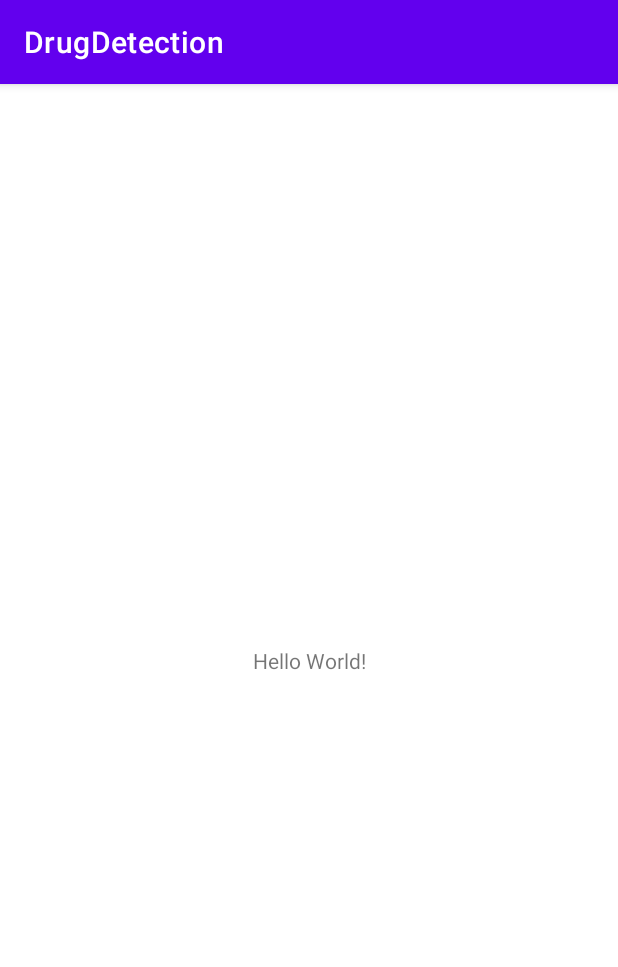
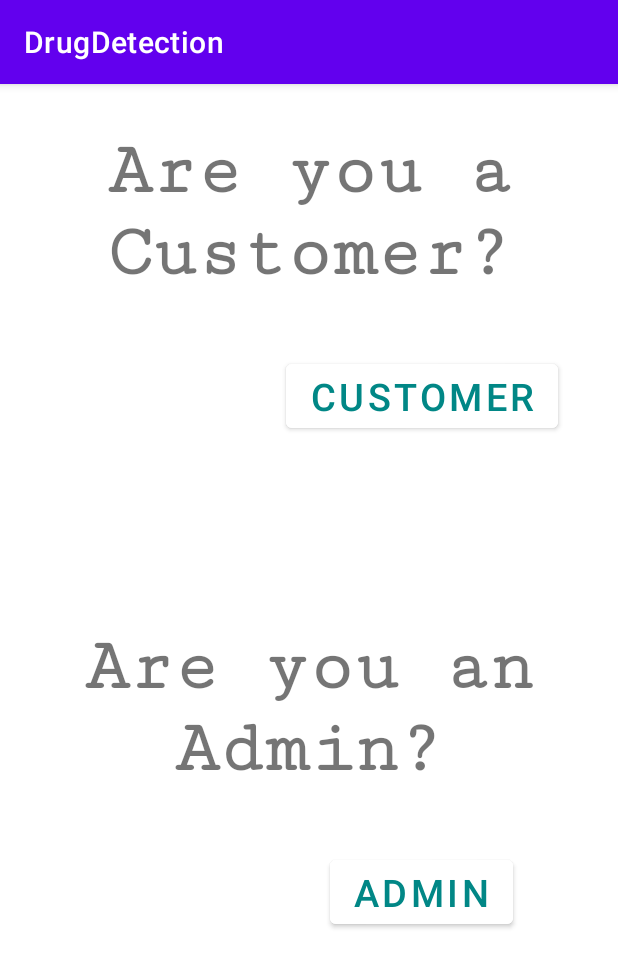
Before and after one commit to gururani-abhishek/DrugDetection, an Android app: the screen it shows after launch (MainActivity), on a phone screen of 412 x 824 dp. Shown: the top 967 px of the screen. Run offline under Robolectric (Android 15) with nearby library versions, the phone set to English and light mode, and no system bars.

Commit message:
added customer/admin page

```diff
--- a/app/src/main/res/layout/activity_main.xml
+++ b/app/src/main/res/layout/activity_main.xml
@@ -6,13 +6,64 @@
     android:layout_width="match_parent"
     android:layout_height="match_parent"
     tools:context=".MainActivity">
+
     <TextView
-      android:layout_width="wrap_content"
-      android:layout_height="wrap_content"
-      android:text="Hello World!"
-      app:layout_constraintBottom_toBottomOf="parent"
-      app:layout_constraintStart_toStartOf="parent"
-      app:layout_constraintEnd_toEndOf="parent"
-      app:layout_constraintTop_toTopOf="parent" />
+        android:layout_width="match_parent"
+        android:layout_height="wrap_content"
+        android:layout_marginTop="20dp"
+        android:id="@+id/customerText"
+        android:text="Are you a Customer?"
+        android:fontFamily="serif-monospace"
+        android:textStyle="bold"
+        android:textSize="50sp"
+        android:padding="10dp"
+        android:gravity="center"
+        app:layout_constraintLeft_toLeftOf="parent"
+        app:layout_constraintRight_toRightOf="parent"
+        app:layout_constraintTop_toTopOf="parent"
+        />
 
-  </androidx.constraintlayout.widget.ConstraintLayout>
+    <Button
+        android:layout_width="wrap_content"
+        android:layout_height="wrap_content"
+        android:backgroundTint="@color/white"
+        app:layout_constraintTop_toBottomOf="@id/customerText"
+        app:layout_constraintRight_toRightOf="parent"
+        app:layout_constraintLeft_toLeftOf="parent"
+        android:layout_marginTop="30dp"
+        android:layout_marginLeft="150dp"
+        android:textColor="@color/teal_700"
+        android:text="Customer"
+        android:textSize="25sp"
+        />
+
+    <TextView
+        android:layout_width="match_parent"
+        android:layout_height="wrap_content"
+        android:text="Are you an Admin?"
+        android:id="@+id/adminText"
+        android:textStyle="bold"
+        android:textSize="50sp"
+        android:padding="10dp"
+        android:layout_marginTop="200dp"
+        android:gravity="center"
+        android:fontFamily="serif-monospace"
+        app:layout_constraintLeft_toLeftOf="parent"
+        app:layout_constraintRight_toRightOf="parent"
+        app:layout_constraintTop_toBottomOf="@id/customerText"
+        />
+
+    <Button
+        android:layout_width="wrap_content"
+        android:layout_height="wrap_content"
+        app:layout_constraintTop_toBottomOf="@id/adminText"
+        app:layout_constraintRight_toRightOf="parent"
+        app:layout_constraintLeft_toLeftOf="parent"
+        android:layout_marginTop="30dp"
+        android:layout_marginLeft="150dp"
+        android:backgroundTint="@color/white"
+        android:textColor="@color/teal_700"
+        android:text="Admin"
+        android:textSize="25sp"
+        />
+</androidx.constraintlayout.widget.ConstraintLayout>
```
